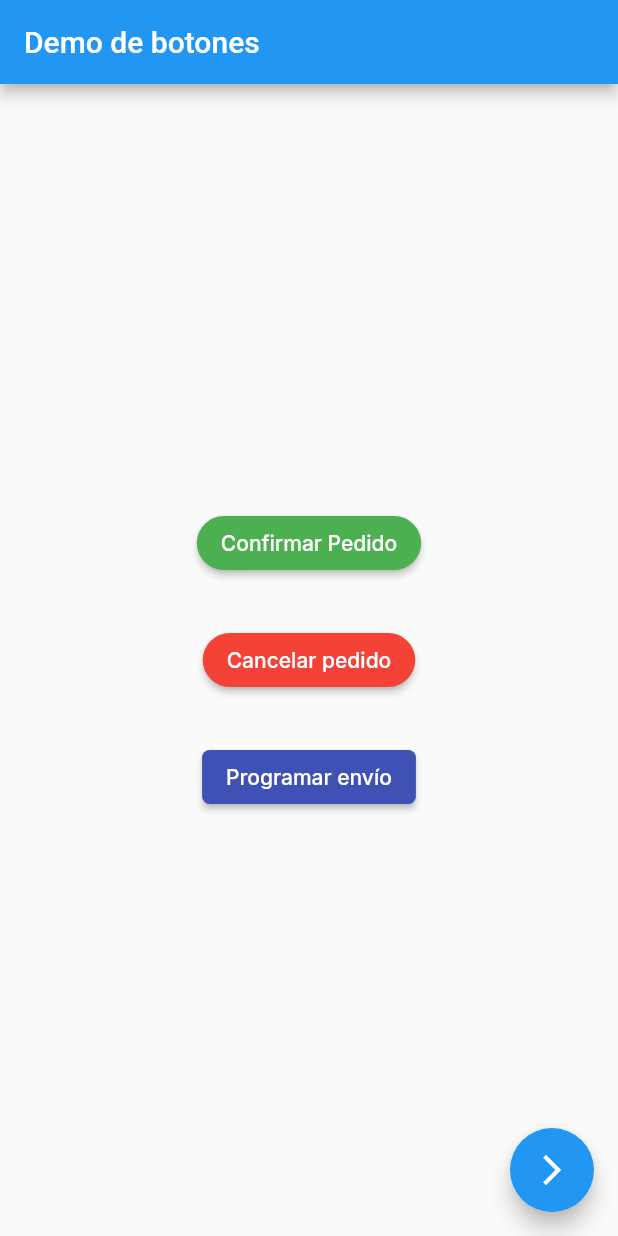
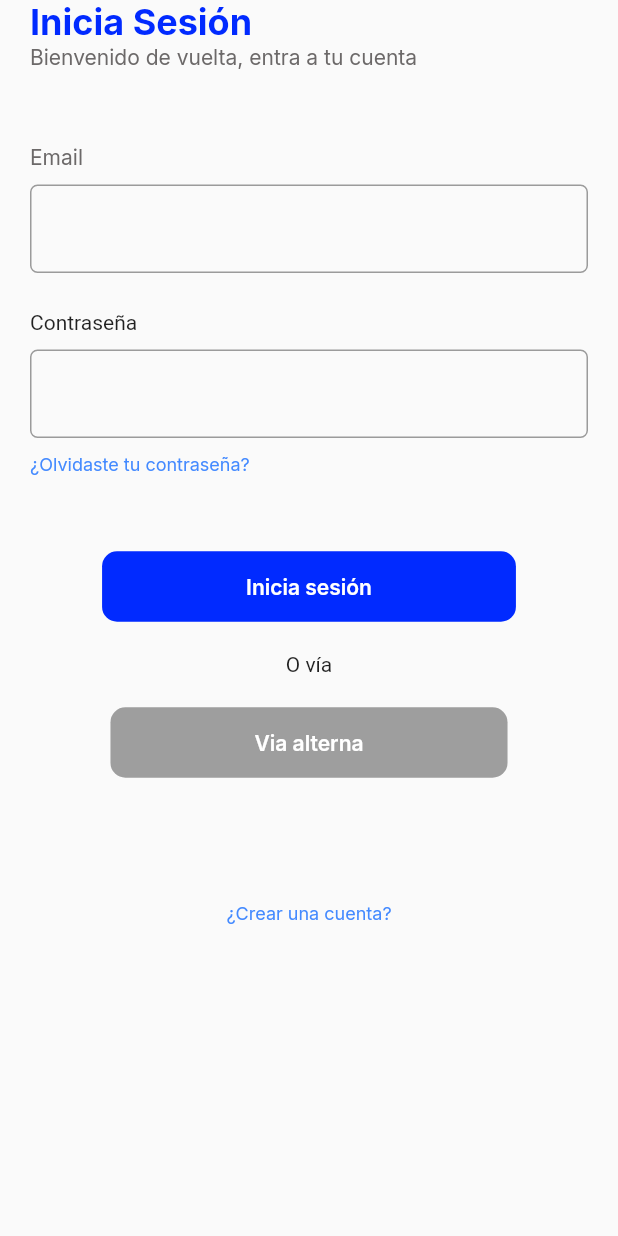
Before and after one commit to OmarGabrielRamirez/mstogo_app, a Flutter app: the screen it shows after launch, on a phone screen of 412 x 824 dp. Run offline on Flutter 3.47's test engine with Material 2 defaults, Android fonts, the phone set to English and light mode, and no system bars; our stand-ins replace get, get_storage, google_fonts.

Commit message:
Prueba de pantalla de login

```diff
--- a/lib/main.dart
+++ b/lib/main.dart
@@ -1,6 +1,7 @@
 import 'package:flutter/material.dart';
 import 'package:get/get.dart';
 import 'package:mining_solutions/screens/home_page.dart';
+import 'package:mining_solutions/screens/login_page.dart';
 import 'package:mining_solutions/screens/second_page.dart';
 
 import 'services/theme_services.dart';
@@ -17,8 +18,9 @@ class MyApp extends StatelessWidget {
       darkTheme: Themes.dark,
       themeMode: ThemeService().theme,
       title: 'Material App',
-      initialRoute: 'home',
+      initialRoute: 'login',
       routes: {
+        "login": (context) => LoginPage(),
         "home": (context) => HomePage(),
         "second": (context) => SecondPage(),
       },
--- /dev/null
+++ b/lib/screens/login_page.dart
@@ -0,0 +1,121 @@
+import 'package:flutter/material.dart';
+import 'package:mining_solutions/theme.dart';
+import 'package:mining_solutions/widgets/button_model.dart';
+import 'package:mining_solutions/widgets/text_model.dart';
+
+class LoginPage extends StatelessWidget {
+  const LoginPage({Key? key}) : super(key: key);
+
+  @override
+  Widget build(BuildContext context) {
+    final size = MediaQuery.of(context).size;
+    return Scaffold(
+      body: SafeArea(
+        child: Container(
+          padding: EdgeInsets.symmetric(horizontal: 20),
+          child: SingleChildScrollView(
+            child: Column(
+              crossAxisAlignment: CrossAxisAlignment.start,
+              children: [
+                Text(
+                  "Inicia Sesión",
+                  style: loginTextStyle,
+                ),
+                Text(
+                  "Bienvenido de vuelta, entra a tu cuenta",
+                  style: subtitleLoginTextStyle,
+                ),
+                SizedBox(
+                  height: 50,
+                ),
+                Text(
+                  "Email",
+                  style: subtitleLoginTextStyle,
+                ),
+                SizedBox(
+                  height: 10,
+                ),
+                InputTexts(
+                  obscureText: false,
+                ),
+                SizedBox(
+                  height: 25,
+                ),
+                Text("Contraseña"),
+                SizedBox(
+                  height: 10,
+                ),
+                InputTexts(
+                  obscureText: true,
+                ),
+                SizedBox(height: 10),
+                Container(
+                    alignment: Alignment.centerLeft,
+                    child: InkWell(
+                      onTap: () async {},
+                      child: Text(
+                        "¿Olvidaste tu contraseña?",
+                        style: passwordLoginTextStyle,
+                      ),
+                    )),
+                SizedBox(
+                  height: 50,
+                ),
+                Column(
+                  children: [
+                    Center(
+                      child: ButtonStyles(
+                          color: Color(0xFF012AFF),
+                          border: RoundedRectangleBorder(
+                              borderRadius: BorderRadius.circular(10)),
+                          child: Container(
+                            padding: EdgeInsets.symmetric(
+                                horizontal: 80, vertical: 15),
+                            child: Text(
+                              "Inicia sesión",
+                              style: buttonTextStyle,
+                            ),
+                          )),
+                    ),
+                    SizedBox(
+                      height: 20,
+                    ),
+                    Text("O vía"),
+                    SizedBox(
+                      height: 20,
+                    ),
+                    ButtonStyles(
+                      color: Colors.grey[500],
+                      border: RoundedRectangleBorder(
+                        borderRadius: BorderRadius.circular(10),
+                      ),
+                      child: Container(
+                        padding:
+                            EdgeInsets.symmetric(horizontal: 80, vertical: 15),
+                        child: Text(
+                          "Via alterna",
+                          style: buttonTextStyle,
+                        ),
+                      ),
+                    ),
+                    SizedBox(
+                      height: size.height * 0.1,
+                    ),
+                    Container(
+                        child: InkWell(
+                      onTap: () async {},
+                      child: Text(
+                        "¿Crear una cuenta?",
+                        style: passwordLoginTextStyle,
+                      ),
+                    )),
+                  ],
+                ),
+              ],
+            ),
+          ),
+        ),
+      ),
+    );
+  }
+}
--- a/lib/screens/second_page.dart
+++ b/lib/screens/second_page.dart
@@ -16,6 +16,7 @@ class SecondPage extends StatelessWidget {
           child: Column(
             children: [
               InputTexts(
+                obscureText: false,
                 icon: Icon(Icons.person),
                 label: "Nombre",
               ),
@@ -23,12 +24,14 @@ class SecondPage extends StatelessWidget {
                 height: 40,
               ),
               InputTexts(
+                obscureText: false,
                 label: "Apellido",
               ),
               SizedBox(
                 height: 40,
               ),
               InputTexts(
+                obscureText: false,
                 label: "Contraseña",
                 icon: Icon(Icons.remove_red_eye_sharp),
               ),
@@ -36,6 +39,7 @@ class SecondPage extends StatelessWidget {
                 height: 40,
               ),
               InputTexts(
+                obscureText: false,
                 label: "Confirmar contraseña",
                 icon: Icon(Icons.lock),
               ),
--- a/lib/theme.dart
+++ b/lib/theme.dart
@@ -35,7 +35,7 @@ TextStyle get bodyTextStyle {
 }
 
 TextStyle get buttonTextStyle {
-  return GoogleFonts.inter(color: Colors.white);
+  return GoogleFonts.inter(color: Colors.white, fontWeight: FontWeight.w600);
 }
 
 TextStyle get loginTextStyle {
@@ -46,3 +46,7 @@ TextStyle get loginTextStyle {
 TextStyle get subtitleLoginTextStyle {
   return GoogleFonts.inter(fontSize: 14, color: darkGreyClr);
 }
+
+TextStyle get passwordLoginTextStyle {
+  return GoogleFonts.inter(fontSize: 12, color: Colors.blueAccent);
+}
--- a/lib/widgets/button_model.dart
+++ b/lib/widgets/button_model.dart
@@ -11,7 +11,11 @@ class ButtonStyles extends StatelessWidget {
   Widget build(BuildContext context) {
     return GestureDetector(
       child: MaterialButton(
-          onPressed: () {}, color: color, shape: border, child: child),
+          elevation: 0,
+          onPressed: () {},
+          color: color,
+          shape: border,
+          child: child),
     );
   }
 }
--- a/lib/widgets/text_model.dart
+++ b/lib/widgets/text_model.dart
@@ -2,36 +2,33 @@ import 'package:flutter/material.dart';
 
 class InputTexts extends StatelessWidget {
   final Color? color;
-  final int? minLines;
-  final int? maxLines;
   final Icon? icon;
   final String? label;
+  final String? hintText;
+  final bool? obscureText;
 
   const InputTexts(
       {Key? key,
       this.color,
-      this.minLines,
-      this.maxLines,
       this.icon,
-      this.label})
+      this.label,
+      this.hintText,
+      this.obscureText})
       : super(key: key);
 
   @override
   Widget build(BuildContext context) {
-    return Padding(
-      padding: const EdgeInsets.symmetric(horizontal: 30.0),
-      child: TextField(
+    return TextField(
         style: TextStyle(color: color),
-          minLines: minLines,
-          maxLines: maxLines,
+        obscureText: obscureText as bool,
         decoration: InputDecoration(
+            hintText: hintText,
             suffixIcon: icon == null ? null : icon,
             labelText: label,
             labelStyle: TextStyle(color: Colors.black),
             focusedBorder: OutlineInputBorder(
                 borderRadius: BorderRadius.all(Radius.circular(5.0))),
             border: OutlineInputBorder(
-                  borderRadius: BorderRadius.all(Radius.circular(5.0))))),
-    );
+                borderRadius: BorderRadius.all(Radius.circular(5.0)))));
   }
 }
```
Lines whose indentation alone changed are shown as unchanged.
